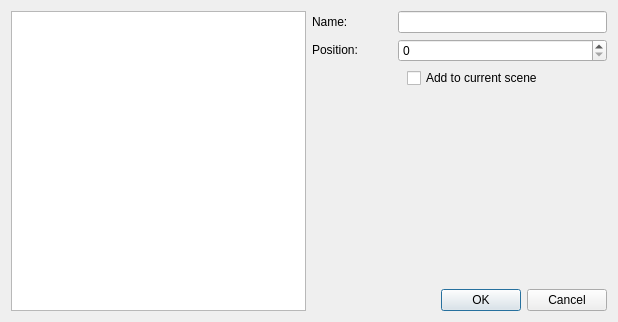
Above: FW/UI/addrecord.ui from JAntn/wblocks before the change. Below: the same form after it.
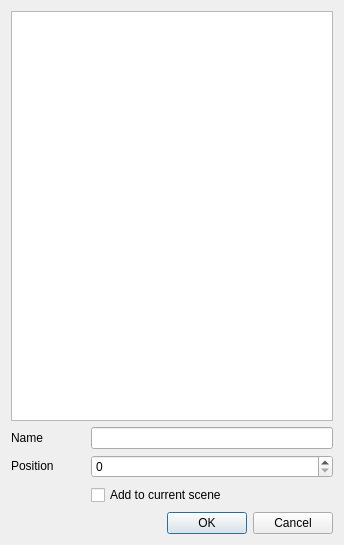
That is the form after the change.

The edit to the form file:
```diff
--- a/FW/UI/addrecord.ui
+++ b/FW/UI/addrecord.ui
@@ -6,24 +6,41 @@
    <rect>
     <x>0</x>
     <y>0</y>
-    <width>618</width>
-    <height>320</height>
+    <width>344</width>
+    <height>545</height>
    </rect>
   </property>
+  <property name="sizePolicy">
+   <sizepolicy hsizetype="Preferred" vsizetype="Minimum">
+    <horstretch>0</horstretch>
+    <verstretch>0</verstretch>
+   </sizepolicy>
+  </property>
   <property name="windowTitle">
    <string>Add</string>
   </property>
-  <layout class="QVBoxLayout" name="verticalLayout_2">
+  <layout class="QHBoxLayout" name="horizontalLayout_3">
    <item>
     <layout class="QHBoxLayout" name="TopLayout">
+     <property name="spacing">
+      <number>0</number>
+     </property>
+     <item>
+      <layout class="QVBoxLayout" name="RightLayout">
+       <property name="spacing">
+        <number>6</number>
+       </property>
      <item>
       <widget class="QListView" name="ListView">
        <property name="minimumSize">
         <size>
          <width>200</width>
-         <height>300</height>
-        </size>
-       </property>
+           <height>400</height>
+          </size>
+         </property>
+         <property name="locale">
+          <locale language="English" country="UnitedStates"/>
+         </property>
        <property name="editTriggers">
         <set>QAbstractItemView::NoEditTriggers</set>
        </property>
@@ -36,9 +53,10 @@
       </widget>
      </item>
      <item>
-      <layout class="QVBoxLayout" name="RightLayout">
-       <item>
         <layout class="QHBoxLayout" name="horizontalLayout_4">
+         <property name="spacing">
+          <number>0</number>
+         </property>
          <item>
           <widget class="QLabel" name="NameLabel">
            <property name="minimumSize">
@@ -50,11 +68,14 @@
            <property name="maximumSize">
             <size>
              <width>80</width>
-             <height>20</height>
+             <height>22</height>
             </size>
            </property>
+           <property name="locale">
+            <locale language="English" country="UnitedStates"/>
+           </property>
            <property name="text">
-            <string>Name:</string>
+            <string>Name</string>
            </property>
           </widget>
          </item>
@@ -72,6 +93,9 @@
        </item>
        <item>
         <layout class="QHBoxLayout" name="horizontalLayout_2">
+         <property name="spacing">
+          <number>0</number>
+         </property>
          <item>
           <widget class="QLabel" name="PositionLabel">
            <property name="minimumSize">
@@ -83,11 +107,14 @@
            <property name="maximumSize">
             <size>
              <width>80</width>
-             <height>20</height>
+             <height>22</height>
             </size>
            </property>
+           <property name="locale">
+            <locale language="English" country="UnitedStates"/>
+           </property>
            <property name="text">
-            <string>Position:</string>
+            <string>Position</string>
            </property>
           </widget>
          </item>
@@ -105,6 +132,9 @@
        </item>
        <item>
         <layout class="QHBoxLayout" name="horizontalLayout_5">
+         <property name="spacing">
+          <number>0</number>
+         </property>
          <item>
           <spacer name="horizontalSpacer_2">
            <property name="orientation">
@@ -113,7 +143,7 @@
            <property name="sizeHint" stdset="0">
             <size>
              <width>80</width>
-             <height>20</height>
+             <height>16</height>
             </size>
            </property>
           </spacer>
@@ -123,9 +153,12 @@
            <property name="minimumSize">
             <size>
              <width>200</width>
-             <height>20</height>
+             <height>16</height>
             </size>
            </property>
+           <property name="locale">
+            <locale language="English" country="UnitedStates"/>
+           </property>
            <property name="text">
             <string>Add to current scene</string>
            </property>
@@ -134,31 +167,32 @@
            </property>
           </widget>
          </item>
-        </layout>
-       </item>
        <item>
-        <spacer name="verticalSpacer">
+          <spacer name="horizontalSpacer">
          <property name="orientation">
-          <enum>Qt::Vertical</enum>
+            <enum>Qt::Horizontal</enum>
          </property>
          <property name="sizeHint" stdset="0">
           <size>
-           <width>20</width>
-           <height>40</height>
+             <width>40</width>
+             <height>22</height>
           </size>
          </property>
         </spacer>
        </item>
-       <item>
-        <layout class="QHBoxLayout" name="horizontalLayout">
+        </layout>
+       </item>
          <item>
           <widget class="QDialogButtonBox" name="ButtonBox">
            <property name="minimumSize">
             <size>
              <width>0</width>
-             <height>20</height>
-            </size>
-           </property>
+           <height>22</height>
+          </size>
+         </property>
+         <property name="locale">
+          <locale language="English" country="UnitedStates"/>
+         </property>
            <property name="orientation">
             <enum>Qt::Horizontal</enum>
            </property>
@@ -167,6 +201,11 @@
            </property>
           </widget>
          </item>
+       <item>
+        <layout class="QHBoxLayout" name="horizontalLayout">
+         <property name="spacing">
+          <number>0</number>
+         </property>
         </layout>
        </item>
       </layout>
```
Lines whose indentation alone changed are shown as unchanged.
